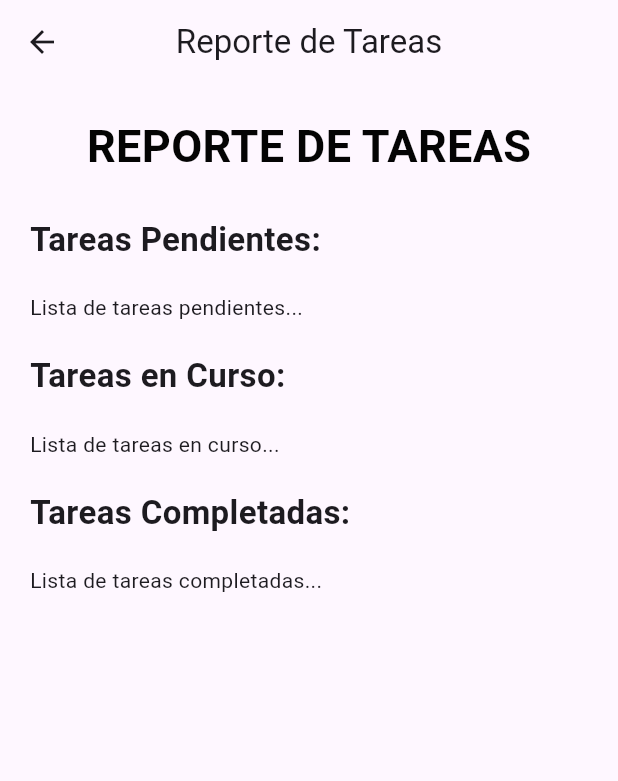
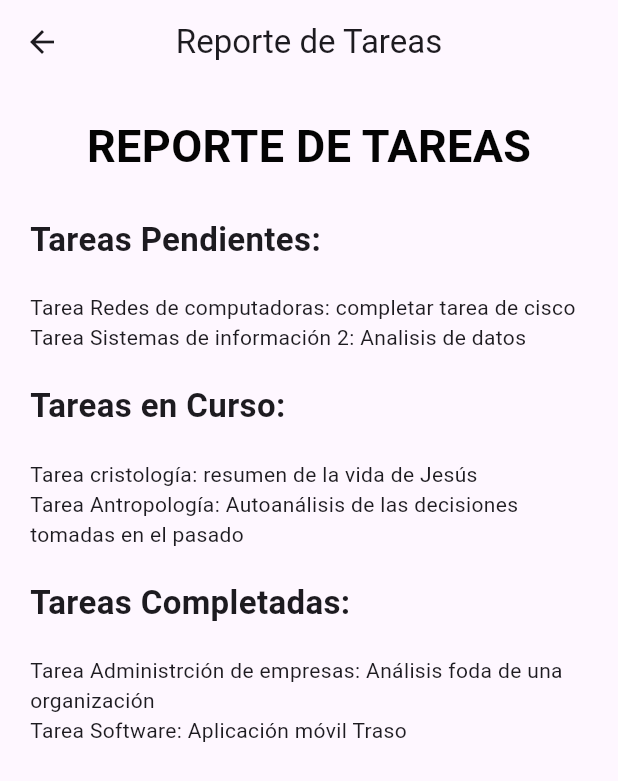
Before and after one commit to inaDAGod/TaskMasterApp, a Flutter app: the ReporteTarea screen opened directly, on a phone screen of 412 x 824 dp. Shown: the top 781 px of the screen. Run offline on Flutter 3.47's test engine with Material 3 defaults, Android fonts, the phone set to English and light mode, and no system bars; Roboto replaces fonts that are missing (Times new roman).

Commit message:
Cambios reporte y colores

```diff
--- a/traso/lib/reporte_tarea.dart
+++ b/traso/lib/reporte_tarea.dart
@@ -34,7 +34,8 @@ class ReporteTarea extends StatelessWidget {
               ),
             ),
             SizedBox(height: 20),
-            Text('Lista de tareas pendientes...'),
+            Text('Tarea Redes de computadoras: completar tarea de cisco'),
+            Text('Tarea Sistemas de información 2: Analisis de datos'),
             SizedBox(height: 20),
             Text(
               'Tareas en Curso: ',
@@ -46,7 +47,9 @@ class ReporteTarea extends StatelessWidget {
             ),
             SizedBox(height: 20),
             // Aquí puedes generar dinámicamente la lista de tareas en curso
-            Text('Lista de tareas en curso...'),
+            Text('Tarea cristología: resumen de la vida de Jesús'),
+            Text(
+                'Tarea Antropología: Autoanálisis de las decisiones tomadas en el pasado'),
             SizedBox(height: 20),
             Text(
               'Tareas Completadas: ',
@@ -58,7 +61,9 @@ class ReporteTarea extends StatelessWidget {
             ),
             SizedBox(height: 20),
             // Aquí puedes generar dinámicamente la lista de tareas completadas
-            Text('Lista de tareas completadas...'),
+            Text(
+                'Tarea Administrción de empresas: Análisis foda de una organización'),
+            Text('Tarea Software: Aplicación móvil Traso'),
           ],
         ),
       ),
```
